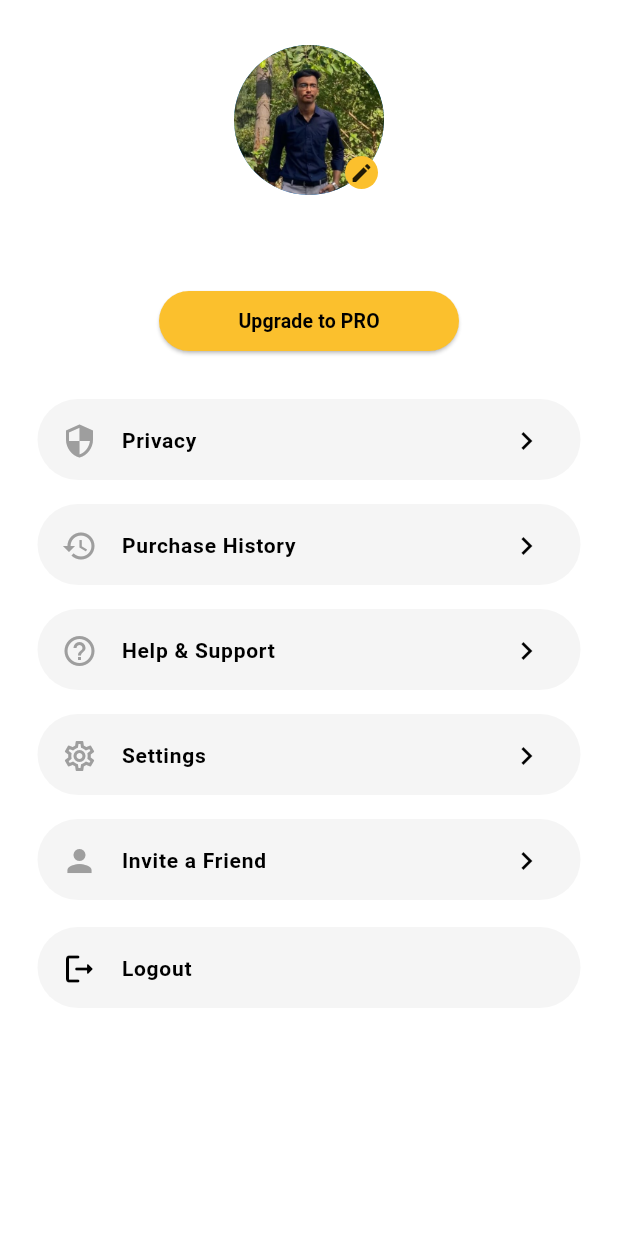
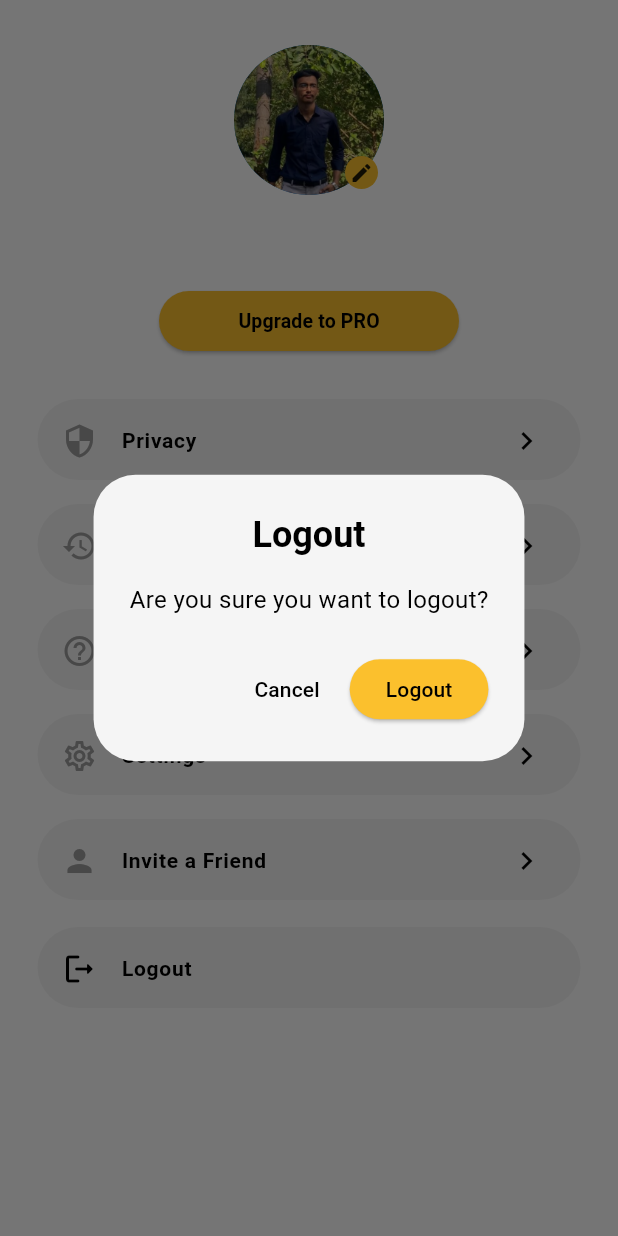
Before and after one commit to sartanparasahil/e-commerce_flutter, a Flutter app: the profileScreen screen opened directly, after a tap on "Logout", on a phone screen of 412 x 824 dp. Run offline on Flutter 3.47's test engine with Material 3 defaults, Android fonts, the phone set to English and light mode, and no system bars; our stand-ins replace flutter_onboarding_slider, fluttertoast, google_nav_bar, line_icons, shared_preferences; accounts and stored records are empty.

```diff
--- a/lib/API/API_Connection.dart
+++ b/lib/API/API_Connection.dart
@@ -1,6 +1,6 @@
 class APIConnection{
 
-  static const String hostConnect = "http://192.168.1.30/e-com";
+  static const String hostConnect = "http://192.168.1.17/e-com";
   static const String hostConnectUser = "$hostConnect/user";
 
   //add Image Folder
--- a/lib/Screens/auth/login_Screen.dart
+++ b/lib/Screens/auth/login_Screen.dart
@@ -40,6 +40,7 @@ class _logInScreenState extends State<logInScreen> {
 
           if(resBodyData[0]["user_password"] == responseBody["userEnteredPasswors"]){
 
+            // Fluttertoast.showToast(msg: resBodyData[0]["user_email"]);
             Fluttertoast.showToast(msg: "Login Successfully");
 
             SharedPreferences sharedPref = await SharedPreferences.getInstance();
--- a/lib/Screens/navigatior/profile_Screen.dart
+++ b/lib/Screens/navigatior/profile_Screen.dart
@@ -1,7 +1,7 @@
+import 'package:e_com/Screens/splesh_Screen.dart';
 import 'package:flutter/material.dart';
 import 'package:shared_preferences/shared_preferences.dart';
 import '../../Model/profile_Model.dart';
-
 
 class profileScreen extends StatefulWidget {
   const profileScreen({super.key});
@@ -11,48 +11,84 @@ class profileScreen extends StatefulWidget {
 }
 
 class _profileScreenState extends State<profileScreen> {
-
   String? userName;
   String? userEmail;
 
-  fetchUserData() async{
-    SharedPreferences sharedPref = await SharedPreferences.getInstance();{
+  fetchUserData() async {
+    SharedPreferences sharedPref = await SharedPreferences.getInstance();
     setState(() {
-        userName  = sharedPref.getString("USERNAME");
+      userName = sharedPref.getString("USERNAME");
       userEmail = sharedPref.getString("USER-EMAIL");
     });
-    }
   }
 
   @override
   void initState() {
-    // TODO: implement initState
     super.initState();
     fetchUserData();
   }
 
   List<profileModel> profileList = [
-    profileModel(const Icon(Icons.security,color: Colors.grey,), "Privacy"),
-    profileModel(const Icon(Icons.history,color: Colors.grey,), "Purchase History"),
-    profileModel(const Icon(Icons.help_outline,color: Colors.grey,), "Help & Support"),
-    profileModel(const Icon(Icons.settings_outlined,color: Colors.grey,), "Settings"),
-    profileModel(const Icon(Icons.person,color: Colors.grey,), "Invite a Friend"),
+    profileModel(const Icon(Icons.security, color: Colors.grey), "Privacy"),
+    profileModel(const Icon(Icons.history, color: Colors.grey), "Purchase History"),
+    profileModel(const Icon(Icons.help_outline, color: Colors.grey), "Help & Support"),
+    profileModel(const Icon(Icons.settings_outlined, color: Colors.grey), "Settings"),
+    profileModel(const Icon(Icons.person, color: Colors.grey), "Invite a Friend"),
   ];
+
+  Future<void> _showLogoutConfirmationDialog() async {
+    final shouldLogout = await showDialog<bool>(
+      context: context,
+      barrierDismissible: false,
+      builder: (context) {
+        return AlertDialog(
+          backgroundColor: Theme.of(context).cardColor,
+          title: Center(child: Text("Logout",style: TextStyle(color: Theme.of(context).highlightColor,fontWeight: FontWeight.bold),)),
+          content: Text("Are you sure you want to logout?",style: TextStyle(color: Theme.of(context).highlightColor,fontSize: 16),),
+          actions: [
+            TextButton(
+              onPressed: () {
+                Navigator.of(context).pop(false); // User cancels logout
+              },
+              child: Text("Cancel",style: TextStyle(color: Theme.of(context).highlightColor),),
+            ),
+            ElevatedButton(
+              onPressed: () {
+                Navigator.of(context).pop(true); // User confirms logout
+              },
+              style: ElevatedButton.styleFrom(
+                backgroundColor: Colors.yellow.shade700, // Red button for logout
+              ),
+              child: const Text("Logout",style: TextStyle(color: Colors.black),),
+            ),
+          ],
+        );
+      },
+    );
+
+    if (shouldLogout ?? false) {
+      var sharedPref = await SharedPreferences.getInstance();
+      sharedPref.setBool("ISLOGIN", false);
+      Navigator.pushAndRemoveUntil(
+        context,
+        MaterialPageRoute(builder: (context) => spleshScreen()),
+            (route) => false,
+      );
+    }
+  }
 
   @override
   Widget build(BuildContext context) {
     return Scaffold(
-
       backgroundColor: Theme.of(context).scaffoldBackgroundColor,
       body: SafeArea(
         child: Column(
           children: [
-                const SizedBox(height: 20,),
+            const SizedBox(height: 20),
             Center(
               child: SizedBox(
                 height: 120,
                 width: 120,
-                    // color: Colors.orange,
                 child: Stack(
                   children: [
                     Positioned(
@@ -66,7 +102,10 @@ class _profileScreenState extends State<profileScreen> {
                         decoration: const BoxDecoration(
                           shape: BoxShape.circle,
                           color: Colors.blue,
-                              image: DecorationImage(image: AssetImage("assets/profile_image.jpg"),fit: BoxFit.cover,),
+                          image: DecorationImage(
+                            image: AssetImage("assets/profile_image.jpg"),
+                            fit: BoxFit.cover,
+                          ),
                         ),
                       ),
                     ),
@@ -80,34 +119,59 @@ class _profileScreenState extends State<profileScreen> {
                           shape: BoxShape.circle,
                           color: Colors.yellow.shade700,
                         ),
-                            child: const Center(child: Icon(Icons.edit,size: 16,)),
+                        child: const Center(
+                          child: Icon(Icons.edit, size: 16),
+                        ),
                       ),
                     ),
                   ],
                 ),
               ),
             ),
-                Text("$userName",style: TextStyle(color: Theme.of(context).highlightColor,fontSize: 15,fontWeight: FontWeight.bold),),
-                const SizedBox(height: 2,),
-                Text("$userEmail",style: TextStyle(color: Theme.of(context).hintColor,fontSize: 12,fontWeight: FontWeight.bold),),
-                const SizedBox(height: 10,),
+            Text(
+              "$userName",
+              style: TextStyle(
+                color: Theme.of(context).highlightColor,
+                fontSize: 15,
+                fontWeight: FontWeight.bold,
+              ),
+            ),
+            const SizedBox(height: 2),
+            Text(
+              "$userEmail",
+              style: TextStyle(
+                color: Theme.of(context).hintColor,
+                fontSize: 12,
+                fontWeight: FontWeight.bold,
+              ),
+            ),
+            const SizedBox(height: 10),
             ElevatedButton(
-                  onPressed: (){},
+              onPressed: () {},
               style: ElevatedButton.styleFrom(
                 backgroundColor: Colors.yellow.shade700,
                 fixedSize: const Size(200, 40),
-                    shape: RoundedRectangleBorder(borderRadius: BorderRadius.circular(50)),
+                shape: RoundedRectangleBorder(
+                  borderRadius: BorderRadius.circular(50),
                 ),
-                  child: const Text("Upgrade to PRO",style: TextStyle(color: Colors.black,fontWeight: FontWeight.bold,fontSize: 13),),
               ),
-                const SizedBox(height: 20,),
+              child: const Text(
+                "Upgrade to PRO",
+                style: TextStyle(
+                  color: Colors.black,
+                  fontWeight: FontWeight.bold,
+                  fontSize: 13,
+                ),
+              ),
+            ),
+            const SizedBox(height: 20),
             ListView.builder(
               shrinkWrap: true,
               physics: const NeverScrollableScrollPhysics(),
               itemCount: profileList.length,
               itemBuilder: (context, index) {
                 return Padding(
-                      padding: const EdgeInsets.symmetric(horizontal: 25.0,vertical: 8),
+                  padding: const EdgeInsets.symmetric(horizontal: 25.0, vertical: 8),
                   child: Container(
                     height: 54,
                     width: MediaQuery.of(context).size.width.toDouble(),
@@ -117,22 +181,30 @@ class _profileScreenState extends State<profileScreen> {
                     ),
                     child: Center(
                       child: ListTile(
-                            trailing: Icon(Icons.navigate_next,color: Theme.of(context).highlightColor,),
+                        trailing: Icon(
+                          Icons.navigate_next,
+                          color: Theme.of(context).highlightColor,
+                        ),
                         leading: profileList[index].itemIcon,
-                            title: Text(profileList[index].itemname,style: TextStyle(color: Theme.of(context).highlightColor,fontSize: 14,fontWeight: FontWeight.bold),),
+                        title: Text(
+                          profileList[index].itemname,
+                          style: TextStyle(
+                            color: Theme.of(context).highlightColor,
+                            fontSize: 14,
+                            fontWeight: FontWeight.bold,
+                          ),
+                        ),
                       ),
                     ),
                   ),
                 );
               },
             ),
-                const SizedBox(height: 10,),
+            const SizedBox(height: 10),
             Padding(
               padding: const EdgeInsets.symmetric(horizontal: 25.0),
               child: GestureDetector(
-                    onTap: () {
-                      // Navigator.pushAndRemoveUntil(context, MaterialPageRoute(builder: (context) => onBoarding(),),  (route) => false,);
-                    },
+                onTap: _showLogoutConfirmationDialog,
                 child: Container(
                   height: 54,
                   width: MediaQuery.of(context).size.width.toDouble(),
@@ -142,8 +214,18 @@ class _profileScreenState extends State<profileScreen> {
                   ),
                   child: Center(
                     child: ListTile(
-                          leading: Icon(Icons.logout_rounded,color: Theme.of(context).highlightColor,),
-                          title: Text("Logout",style: TextStyle(color: Theme.of(context).highlightColor,fontSize: 14,fontWeight: FontWeight.bold),),
+                      leading: Icon(
+                        Icons.logout_rounded,
+                        color: Theme.of(context).highlightColor,
+                      ),
+                      title: Text(
+                        "Logout",
+                        style: TextStyle(
+                          color: Theme.of(context).highlightColor,
+                          fontSize: 14,
+                          fontWeight: FontWeight.bold,
+                        ),
+                      ),
                     ),
                   ),
                 ),
--- a/lib/Screens/navigatior/search_Screen.dart
+++ b/lib/Screens/navigatior/search_Screen.dart
@@ -23,10 +23,8 @@ class _SearchScreenState extends State<SearchScreen> {
       var response = await http.post(
         Uri.parse(APIConnection.fetchProductAPI),
       );
-
       if (response.statusCode == 200) {
         var responseBody = jsonDecode(response.body);
-
         if (responseBody["success"]) {
           List resBodyData = responseBody["data"];
           for (var item in resBodyData) {
```
Also changed, not shown: lib/Screens/Other/alert_Screen.dart (added, +55 -0 lines), lib/Screens/auth/register_Screen.dart (+9 -2 lines), lib/Screens/navigatior/dashboard_Screen.dart (+4 -4 lines). Lines whose indentation alone changed are shown as unchanged.
